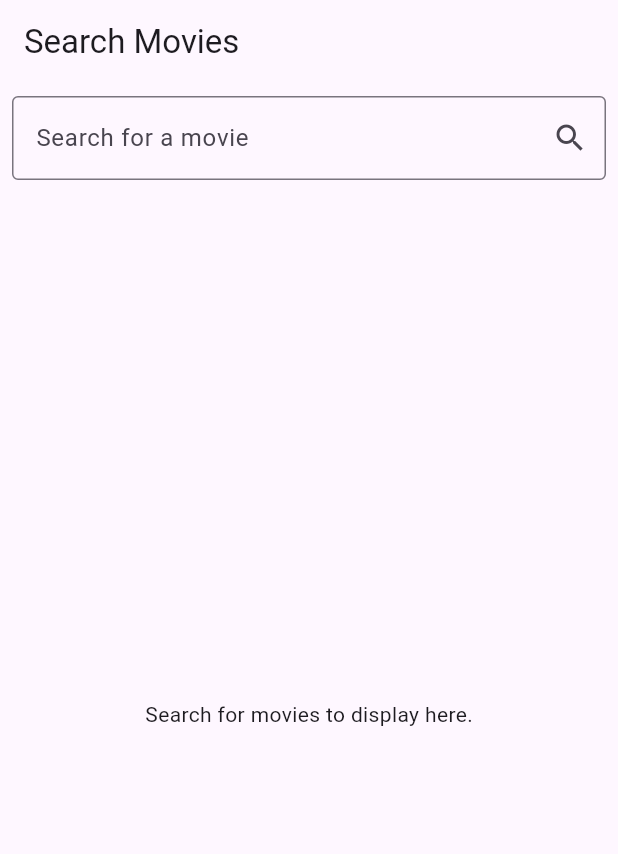
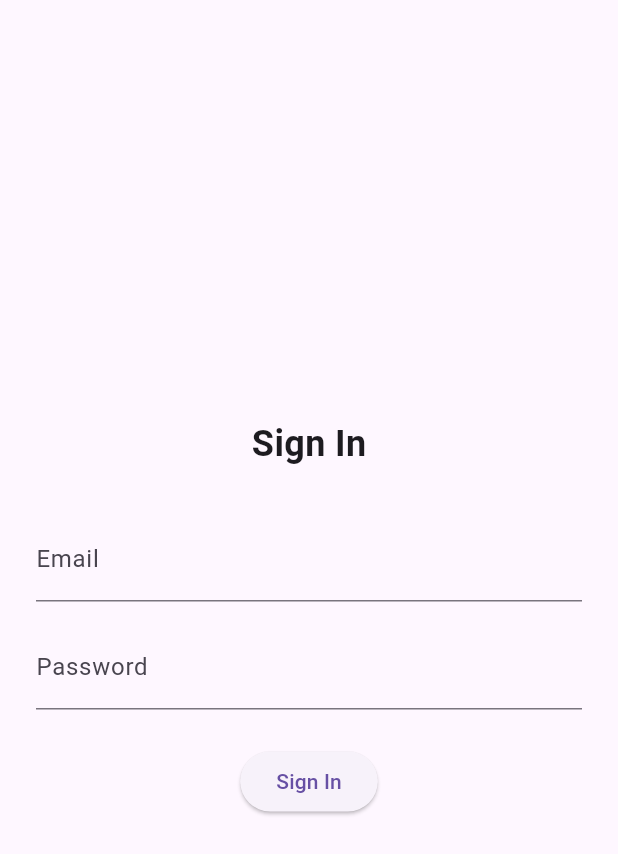
Before and after one commit to luiguelcoder/omdb_movie_app_demo, a Flutter app: the screen it shows after launch, on a phone screen of 412 x 824 dp. Shown: the top 854 px of the screen. Run offline on Flutter 3.47's test engine with Material 3 defaults, Android fonts, the phone set to English and light mode, and no system bars; our stand-ins replace dartz, equatable, flutter_bloc, flutter_secure_storage.

Commit message:
Add Sign In Feature

```diff
--- /dev/null
+++ b/lib/data/datasources/auth_local_data_source.dart
@@ -0,0 +1,30 @@
+import 'package:flutter_secure_storage/flutter_secure_storage.dart';
+import 'package:omdb_movie_app/data/models/user_model.dart';
+
+/// Interface for fetching movie data from a remote API.
+abstract class AuthLocalDataSource {
+  /// Searches for movies based on a query string.
+  Future<UserModel> signIn(String email, String password);
+}
+
+/// Implementation of AuthLocalDataSource using the FlutterSecureStorage package.
+class AuthLocalDataSourceImpl implements AuthLocalDataSource {
+  final FlutterSecureStorage secureStorage;
+
+  AuthLocalDataSourceImpl({required this.secureStorage});
+
+  @override
+  Future<UserModel> signIn(String email, String password) async {
+    /// Simulate a network delay
+    await Future.delayed(
+      const Duration(seconds: 3),
+    );
+
+    /// We are going to return a hardcoded user model for now.
+    return const UserModel(
+      id: 'test',
+      name: 'Test User',
+      email: 'test@test.com',
+    );
+  }
+}
--- /dev/null
+++ b/lib/data/models/user_model.dart
@@ -0,0 +1,11 @@
+import '../../domain/entities/user.dart';
+
+/// Model representing a movie fetched from the OMDb API.
+/// Extends the core Movie entity and includes JSON parsing methods.
+class UserModel extends User {
+  const UserModel({
+    required super.id,
+    required super.name,
+    required super.email,
+  });
+}
--- /dev/null
+++ b/lib/data/repositories/auth_repository_impl.dart
@@ -0,0 +1,28 @@
+import 'package:dartz/dartz.dart';
+import 'package:omdb_movie_app/core/error/failures.dart';
+import 'package:omdb_movie_app/data/datasources/auth_local_data_source.dart';
+import 'package:omdb_movie_app/domain/entities/user.dart';
+import 'package:omdb_movie_app/domain/repositories/auth_repository.dart';
+
+/// Implementation of the AuthRepository interface.
+/// Communicates with the local data source and maps data to domain entities.
+class AuthRepositoryImpl implements AuthRepository {
+  final AuthLocalDataSource authLocalDataSource;
+  AuthRepositoryImpl({required this.authLocalDataSource});
+
+  /// SignIn method to handle user sign-in.
+  @override
+  Future<Either<Failure, User>> signIn(String email, password) async {
+    try {
+      final userModel = await authLocalDataSource.signIn(email, password);
+      final user = User(
+        id: userModel.id,
+        name: userModel.name,
+        email: userModel.email,
+      );
+      return Right(user);
+    } catch (e) {
+      return Left(ServerFailure());
+    }
+  }
+}
--- /dev/null
+++ b/lib/domain/entities/sign_in_params.dart
@@ -0,0 +1,16 @@
+import 'package:equatable/equatable.dart';
+
+/// Entity representing a SignInParams.
+/// This is the core representation of a SignInParams used in the SingIn process.
+class SignInParams extends Equatable {
+  final String email;
+  final String password;
+
+  const SignInParams({
+    required this.email,
+    required this.password,
+  });
+
+  @override
+  List<Object?> get props => [email, password];
+}
--- /dev/null
+++ b/lib/domain/entities/user.dart
@@ -0,0 +1,18 @@
+import 'package:equatable/equatable.dart';
+
+/// Entity representing a user.
+/// This is the core representation of a user used throughout the app.
+class User extends Equatable {
+  final String id;
+  final String name;
+  final String email;
+
+  const User({
+    required this.id,
+    required this.name,
+    required this.email,
+  });
+
+  @override
+  List<Object?> get props => [id, name, email];
+}
--- /dev/null
+++ b/lib/domain/repositories/auth_repository.dart
@@ -0,0 +1,11 @@
+import 'package:dartz/dartz.dart';
+import 'package:omdb_movie_app/domain/entities/user.dart';
+
+import '../../core/error/failures.dart';
+
+/// Abstract repository interface for movies.
+/// Defines methods to search for movies and fetch movie details.
+abstract class AuthRepository {
+  /// Signs up a user with the given email and password.
+  Future<Either<Failure, User>> signIn(String email, password);
+}
--- /dev/null
+++ b/lib/domain/usecases/sign_in_user.dart
@@ -0,0 +1,19 @@
+import 'package:dartz/dartz.dart';
+import 'package:omdb_movie_app/core/error/failures.dart';
+import 'package:omdb_movie_app/core/usecases/usecase.dart';
+import 'package:omdb_movie_app/domain/entities/sign_in_params.dart';
+import 'package:omdb_movie_app/domain/entities/user.dart';
+import 'package:omdb_movie_app/domain/repositories/auth_repository.dart';
+
+/// Use case to sign in a user.
+class SignInUser implements UseCase<User, SignInParams> {
+  final AuthRepository repository;
+
+  SignInUser(this.repository);
+
+  /// Executes the use case by delegating to the repository.
+  @override
+  Future<Either<Failure, User>> call(SignInParams signInParams) async {
+    return await repository.signIn(signInParams.email, signInParams.password);
+  }
+}
--- a/lib/main.dart
+++ b/lib/main.dart
@@ -1,47 +1,79 @@
 import 'package:flutter/material.dart';
 import 'package:flutter_bloc/flutter_bloc.dart';
 import 'package:http/http.dart' as http;
+import 'package:flutter_secure_storage/flutter_secure_storage.dart';
+import 'package:omdb_movie_app/data/datasources/auth_local_data_source.dart';
+import 'package:omdb_movie_app/data/repositories/auth_repository_impl.dart';
+import 'package:omdb_movie_app/domain/usecases/sign_in_user.dart';
+import 'package:omdb_movie_app/presentation/blocs/auth_bloc/auth_bloc.dart';
+import 'package:omdb_movie_app/presentation/pages/sign_in_page.dart';
 
 import 'data/datasources/movie_remote_data_source.dart';
 import 'data/repositories/movie_repository_impl.dart';
 import 'domain/usecases/get_movie_details.dart';
 import 'domain/usecases/search_movies.dart';
-import 'presentation/bloc/movie_bloc.dart';
+import 'presentation/blocs/movie_bloc/movie_bloc.dart';
 import 'presentation/pages/search_page.dart';
 
 // Entry point of the Flutter application.
 void main() {
   // Calls the root widget of the application.
-  runApp(MyApp());
+  runApp(const MyApp());
 }
 
 // The root widget of the application.
 class MyApp extends StatelessWidget {
+  const MyApp({super.key});
+
   @override
   Widget build(BuildContext context) {
     // Dependency Injection:
     // - Initialize an HTTP client to handle API requests.
     final http.Client client = http.Client();
 
+    // - Create an instance of FlutterSecureStorage for secure data storage.
+    const flutterSecureStorage = FlutterSecureStorage();
+
+    // - Create an instance of the local data source, which handles user authentication.
+    final authLocalDataSource = AuthLocalDataSourceImpl(
+      secureStorage: flutterSecureStorage,
+    );
+
     // - Create an instance of the remote data source, which interacts with the OMDb API.
     final movieRemoteDataSource = MovieRemoteDataSourceImpl(client: client);
 
+    // - Create an instance of the auth repository, which abstracts data operations
+    //   and provides a single source of truth for the app.
+    final authRepository = AuthRepositoryImpl(
+      authLocalDataSource: authLocalDataSource,
+    );
+
     // - Create an instance of the repository, which abstracts data operations
     //   and provides a single source of truth for the app.
-    final movieRepository =
-        MovieRepositoryImpl(remoteDataSource: movieRemoteDataSource);
+    final movieRepository = MovieRepositoryImpl(
+      remoteDataSource: movieRemoteDataSource,
+    );
 
     // - Initialize use cases for searching movies and fetching movie details.
+    final signInUser = SignInUser(authRepository);
     final searchMovies = SearchMovies(movieRepository);
     final getMovieDetails = GetMovieDetails(movieRepository);
 
-    // The `BlocProvider` is used to make the `MovieBloc` available to the widget tree.
-    return BlocProvider(
-      // Create the `MovieBloc` and inject the required use cases for state management.
-      create: (_) => MovieBloc(
-        searchMovies: searchMovies,
-        getMovieDetails: getMovieDetails,
-      ),
+    // The `MultiBlocProvider` is used to provide multiple BLoCs to the widget tree.
+    return MultiBlocProvider(
+      providers: [
+        // Create the `AuthBloc` and inject the required use cases for state management.
+        BlocProvider<AuthBloc>(
+          create: (_) => AuthBloc(signInUser: signInUser),
+        ),
+        // Create the `MovieBloc` and inject the required use cases for state management.
+        BlocProvider<MovieBloc>(
+          create: (_) => MovieBloc(
+            searchMovies: searchMovies,
+            getMovieDetails: getMovieDetails,
+          ),
+        ),
+      ],
 
       // Define the app's structure and configuration.
       child: MaterialApp(
@@ -57,7 +89,17 @@ class MyApp extends StatelessWidget {
         ),
 
         // Set the initial screen of the app to the `SearchPage`.
-        home: SearchPage(),
+        home: BlocBuilder<AuthBloc, AuthState>(
+          builder: (context, state) {
+            // Check the current state of the authentication process.
+            if (state is AuthSucess) {
+              // If the user is authenticated, navigate to the `SearchPage`.
+              return SearchPage();
+            } else {
+              return const SignInPage();
+            }
+          },
+        ),
       ),
     );
   }
--- /dev/null
+++ b/lib/presentation/blocs/auth_bloc/auth_bloc.dart
@@ -0,0 +1,40 @@
+import 'package:flutter_bloc/flutter_bloc.dart';
+import 'package:equatable/equatable.dart';
+import 'package:omdb_movie_app/domain/entities/sign_in_params.dart';
+import 'package:omdb_movie_app/domain/entities/user.dart';
+import 'package:omdb_movie_app/domain/usecases/sign_in_user.dart';
+
+part 'auth_event.dart';
+part 'auth_state.dart';
+
+class AuthBloc extends Bloc<AuthEvent, AuthState> {
+  // Use case for signing in a user
+  final SignInUser signInUser;
+
+  /// Constructor for initializing the `AuthBloc` with required dependencies.
+  /// The `super` call sets the initial state to `AuthInitial`.
+  AuthBloc({required this.signInUser}) : super(AuthInitial()) {
+    // Event handler for `SignInEvent`.
+    // Triggered when the user initiates a sign-in process.
+    on<SignInEvent>((event, emit) async {
+      // Emit the `AuthLoading` state to indicate loading in progress.
+      emit(AuthLoading());
+
+      final signInParams = SignInParams(
+        email: event.email,
+        password: event.password,
+      );
+
+      // Execute the `signInUser` use case with the signIn parameters.
+      final result = await signInUser(signInParams);
+
+      // Handle the result using the `fold` method:
+      // - On failure, emit a `AuthError` state with an error message.
+      // - On success, emit a `AuthSuccess` state with the user data.
+      result.fold(
+        (failure) => emit(AuthError('Sign In Failed')),
+        (user) => emit(AuthSucess(user)),
+      );
+    });
+  }
+}
--- /dev/null
+++ b/lib/presentation/blocs/auth_bloc/auth_event.dart
@@ -0,0 +1,38 @@
+part of 'auth_bloc.dart';
+
+/// Base class for all events in the AuthBloc.
+/// Extends the `Equatable` package for easy comparison of event instances.
+/// This allows the Bloc to differentiate between events based on their properties.
+abstract class AuthEvent extends Equatable {
+  /// Override the `props` property to define which fields are considered
+  /// for event comparison. By default, it returns an empty list.
+  @override
+  List<Object?> get props => [];
+}
+
+/// Event triggered when the user initiates a sign-in process.
+/// This event contains the email and password provided by the user.
+class SignInEvent extends AuthEvent {
+  final String email;
+  final String password;
+
+  /// Constructor to initialize the `SignInEvent` with the user's email and password.
+  SignInEvent(this.email, this.password);
+
+  /// Override the `props` property to include the `email` and `password` fields.
+  /// This ensures that events with the same query are considered equal.
+  @override
+  List<Object?> get props => [email, password];
+}
+
+/// Event triggered when the user initiates a sign out process.
+class SignOutEvent extends AuthEvent {
+  /// Constructor to initialize the `SignOutEvent`.
+  SignOutEvent();
+}
+
+/// Event triggered when the app starts to check if the user is authenticated.
+class IsAuthenticatedEvent extends AuthEvent {
+  /// Constructor to initialize the `IsAuthenticatedEvent`.
+  IsAuthenticatedEvent();
+}
--- /dev/null
+++ b/lib/presentation/blocs/auth_bloc/auth_state.dart
@@ -0,0 +1,49 @@
+part of 'auth_bloc.dart';
+
+/// Base class for all states in the AuthBloc.
+/// Extends `Equatable` to allow for efficient state comparison and re-rendering
+/// only when the state changes.
+abstract class AuthState extends Equatable {
+  /// Override the `props` property to specify which fields are considered
+  /// for equality comparison. By default, it returns an empty list.
+  @override
+  List<Object?> get props => [];
+}
+
+/// Initial state of the AuthBloc.
+/// Represents the state when no action has been taken yet.
+class AuthInitial extends AuthState {}
+
+/// State emitted when a loading process is underway.
+/// For example, when user authentication is in progress.
+class AuthLoading extends AuthState {}
+
+/// State emitted when a user is successfully signed in.
+/// Holds a `user` field that contains the authenticated `User` entity.
+class AuthSucess extends AuthState {
+  // User entity representing the authenticated user.
+  final User user;
+
+  /// Constructor to initialize the state with a user
+  AuthSucess(this.user);
+
+  /// Override the `props` property to include the `user` field,
+  /// ensuring equality is based on the content of the user.
+  @override
+  List<Object?> get props => [user];
+}
+
+/// State emitted when an error occurs during any authentication process.
+/// Holds a `message` field that contains the error description.
+class AuthError extends AuthState {
+  // Error message describing the issue encountered.
+  final String message;
+
+  /// Constructor to initialize the state with an error message.
+  AuthError(this.message);
+
+  /// Override the `props` property to include the `message` field,
+  /// ensuring equality is based on the content of the message.
+  @override
+  List<Object?> get props => [message];
+}
--- a/lib/presentation/bloc/movie_bloc.dart
+++ b/lib/presentation/blocs/movie_bloc/movie_bloc.dart
@@ -1,7 +1,7 @@
 import 'package:flutter_bloc/flutter_bloc.dart';
 
-import '../../domain/usecases/get_movie_details.dart';
-import '../../domain/usecases/search_movies.dart';
+import '../../../domain/usecases/get_movie_details.dart';
+import '../../../domain/usecases/search_movies.dart';
 import 'movie_event.dart';
 import 'movie_state.dart';
 
--- a/lib/presentation/bloc/movie_state.dart
+++ b/lib/presentation/blocs/movie_bloc/movie_state.dart
@@ -1,7 +1,7 @@
 import 'package:equatable/equatable.dart';
 
-import '../../domain/entities/movie.dart';
-import '../../domain/entities/movie_details.dart';
+import '../../../domain/entities/movie.dart';
+import '../../../domain/entities/movie_details.dart';
 
 /// Base class for all states in the MovieBloc.
 /// Extends `Equatable` to allow for efficient state comparison and re-rendering
--- a/lib/presentation/pages/details_page.dart
+++ b/lib/presentation/pages/details_page.dart
@@ -1,9 +1,9 @@
 import 'package:flutter/material.dart';
 import 'package:flutter_bloc/flutter_bloc.dart';
 
-import '../bloc/movie_bloc.dart';
-import '../bloc/movie_event.dart';
-import '../bloc/movie_state.dart';
+import '../blocs/movie_bloc/movie_bloc.dart';
+import '../blocs/movie_bloc/movie_event.dart';
+import '../blocs/movie_bloc/movie_state.dart';
 
 /// Page displaying detailed information about a selected movie.
 class DetailsPage extends StatelessWidget {
--- a/lib/presentation/pages/search_page.dart
+++ b/lib/presentation/pages/search_page.dart
@@ -1,9 +1,9 @@
 import 'package:flutter/material.dart';
 import 'package:flutter_bloc/flutter_bloc.dart';
 
-import '../bloc/movie_bloc.dart';
-import '../bloc/movie_event.dart';
-import '../bloc/movie_state.dart';
+import '../blocs/movie_bloc/movie_bloc.dart';
+import '../blocs/movie_bloc/movie_event.dart';
+import '../blocs/movie_bloc/movie_state.dart';
 import 'details_page.dart';
 
 /// Page for searching movies.
@@ -11,11 +11,13 @@ import 'details_page.dart';
 class SearchPage extends StatelessWidget {
   final TextEditingController _searchController = TextEditingController();
 
+  SearchPage({super.key});
+
   @override
   Widget build(BuildContext context) {
     return Scaffold(
       appBar: AppBar(
-        title: Text('Search Movies'),
+        title: const Text('Search Movies'),
       ),
       body: Column(
         children: [
@@ -26,9 +28,9 @@ class SearchPage extends StatelessWidget {
               controller: _searchController,
               decoration: InputDecoration(
                 labelText: 'Search for a movie',
-                border: OutlineInputBorder(),
+                border: const OutlineInputBorder(),
                 suffixIcon: IconButton(
-                  icon: Icon(Icons.search),
+                  icon: const Icon(Icons.search),
                   onPressed: () {
                     context
                         .read<MovieBloc>()
@@ -47,7 +49,7 @@ class SearchPage extends StatelessWidget {
             child: BlocBuilder<MovieBloc, MovieState>(
               builder: (context, state) {
                 if (state is MovieLoading) {
-                  return Center(child: CircularProgressIndicator());
+                  return const Center(child: CircularProgressIndicator());
                 } else if (state is MoviesLoaded) {
                   return ListView.builder(
                     itemCount: state.movies.length,
@@ -60,7 +62,7 @@ class SearchPage extends StatelessWidget {
                           height: 50,
                           fit: BoxFit.cover,
                           errorBuilder: (_, __, ___) =>
-                              Icon(Icons.broken_image),
+                              const Icon(Icons.broken_image),
                         ),
                         title: Text(movie.title),
                         subtitle: Text(movie.year),
@@ -82,12 +84,13 @@ class SearchPage extends StatelessWidget {
                   return Center(
                     child: Text(
                       state.message,
-                      style: TextStyle(color: Colors.red, fontSize: 16),
+                      style: const TextStyle(color: Colors.red, fontSize: 16),
                     ),
                   );
                 } else {
-                  return Center(
-                      child: Text('Search for movies to display here.'));
+                  return const Center(
+                    child: Text('Search for movies to display here.'),
+                  );
                 }
               },
             ),
--- /dev/null
+++ b/lib/presentation/pages/sign_in_page.dart
@@ -0,0 +1,91 @@
+import 'package:flutter/material.dart';
+import 'package:flutter_bloc/flutter_bloc.dart';
+import 'package:omdb_movie_app/presentation/blocs/auth_bloc/auth_bloc.dart';
+
+class SignInPage extends StatefulWidget {
+  const SignInPage({super.key});
+
+  @override
+  State<SignInPage> createState() => _SignInPageState();
+}
+
+class _SignInPageState extends State<SignInPage> {
+  final _formKey = GlobalKey<FormState>();
+  final _emailController = TextEditingController();
+  final _passwordController = TextEditingController();
+
+  void _submit() {
+    if (_formKey.currentState?.validate() ?? false) {
+      // widget.onSignIn(
+      //   _emailController.text.trim(),
+      //   _passwordController.text.trim(),
+      // );
+    }
+  }
+
+  @override
+  Widget build(BuildContext context) {
+    return Scaffold(
+      body: Center(
+        child: SingleChildScrollView(
+          padding: const EdgeInsets.all(24),
+          child: ConstrainedBox(
+            constraints: const BoxConstraints(maxWidth: 400),
+            child: Form(
+              key: _formKey,
+              child: Column(
+                mainAxisSize: MainAxisSize.min,
+                children: [
+                  const Text(
+                    'Sign In',
+                    style: TextStyle(fontSize: 24, fontWeight: FontWeight.bold),
+                  ),
+                  const SizedBox(height: 32),
+                  TextFormField(
+                    controller: _emailController,
+                    autovalidateMode: AutovalidateMode.onUserInteraction,
+                    decoration: const InputDecoration(labelText: 'Email'),
+                    keyboardType: TextInputType.emailAddress,
+                    validator: (value) => value != null && value.contains('@')
+                        ? null
+                        : 'Invalid email',
+                  ),
+                  const SizedBox(height: 16),
+                  TextFormField(
+                    controller: _passwordController,
+                    autovalidateMode: AutovalidateMode.onUserInteraction,
+                    decoration: const InputDecoration(labelText: 'Password'),
+                    obscureText: true,
+                    validator: (value) => value != null && value.length >= 6
+                        ? null
+                        : 'Min 6 characters',
+                  ),
+                  const SizedBox(height: 24),
+                  BlocBuilder<AuthBloc, AuthState>(builder: (context, state) {
+                    if (state is AuthLoading) {
+                      return const CircularProgressIndicator();
+                    }
+                    return ElevatedButton(
+                      onPressed: () {
+                        if (_formKey.currentState?.validate() ?? false) {
+                          // Trigger the sign-in event
+                          context.read<AuthBloc>().add(
+                                SignInEvent(
+                                  _emailController.text.trim(),
+                                  _passwordController.text.trim(),
+                                ),
+                              );
+                        }
+                      },
+                      child: const Text('Sign In'),
+                    );
+                  }),
+                ],
+              ),
+            ),
+          ),
+        ),
+      ),
+    );
+  }
+}
--- a/pubspec.yaml
+++ b/pubspec.yaml
@@ -34,6 +34,8 @@ dependencies:
   flutter_bloc: ^8.1.6
   equatable: ^2.0.7
   dartz: ^0.10.1
+  flutter_secure_storage: ^8.1.0
+
   # The following adds the Cupertino Icons font to your application.
   # Use with the CupertinoIcons class for iOS style icons.
   cupertino_icons: ^1.0.8
```
Also changed, not shown: lib/data/datasources/movie_local_data_source.dart (added, +32 -0 lines), lib/presentation/blocs/movie_bloc/movie_event.dart (renamed from lib/presentation/bloc/movie_event.dart), pubspec.lock, 6 other files.
